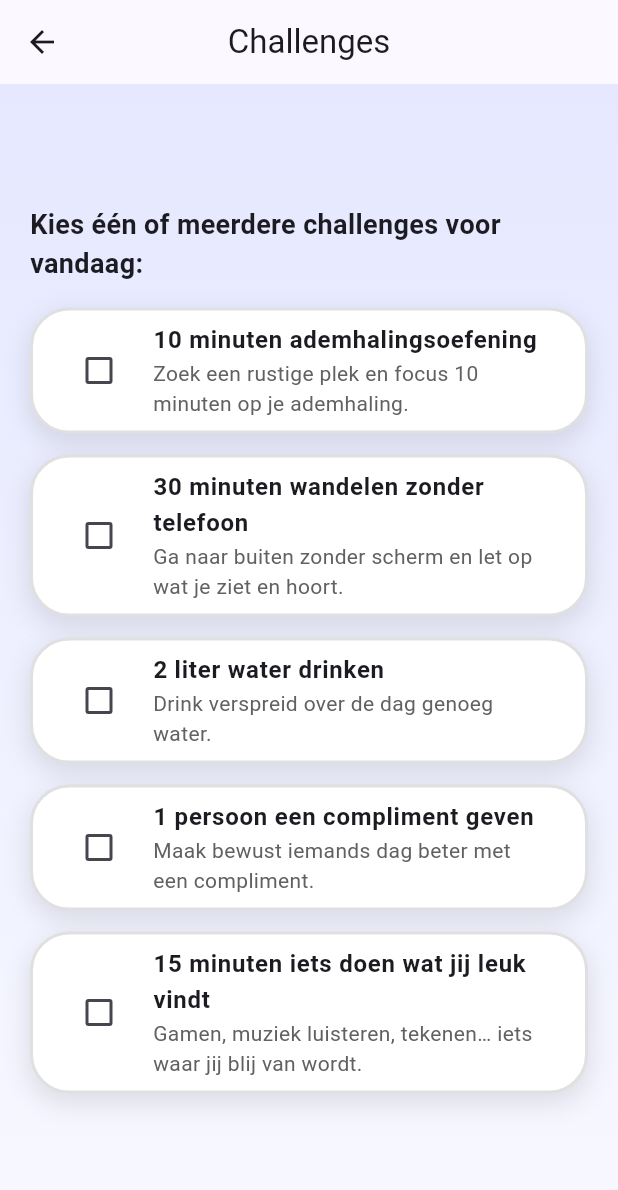
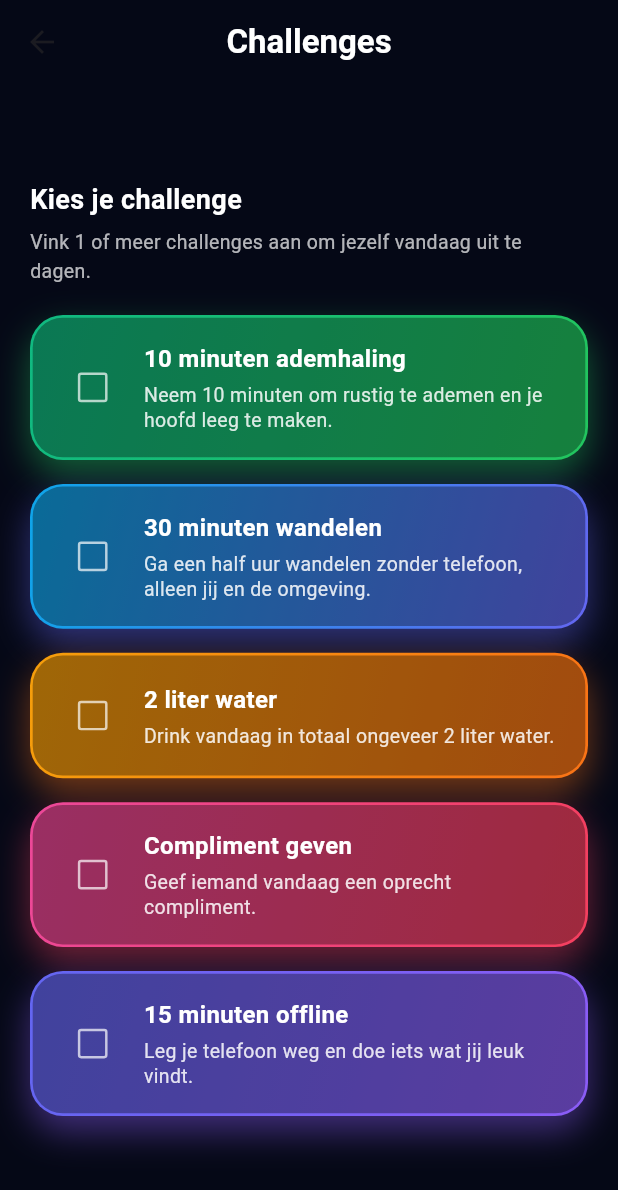
Before and after one commit to AnassAzdad/m10-fit-app, a Flutter app: the ChallengesScreen screen opened directly, on a phone screen of 412 x 824 dp. Shown: the top 1190 px of the screen. Run offline on Flutter 3.47's test engine with Material 3 defaults, Android fonts, the phone set to English and light mode, and no system bars.

Commit message:
(checkin)

```diff
--- a/ma_fit_app/lib/screens/challenges_screen.dart
+++ b/ma_fit_app/lib/screens/challenges_screen.dart
@@ -10,48 +10,50 @@ class ChallengesScreen extends StatefulWidget {
 class _ChallengesScreenState extends State<ChallengesScreen> {
   final List<_Challenge> _challenges = [
     _Challenge(
-      title: '10 minuten ademhalingsoefening',
-      description: 'Zoek een rustige plek en focus 10 minuten op je ademhaling.',
+      title: '10 minuten ademhaling',
+      description: 'Neem 10 minuten om rustig te ademen en je hoofd leeg te maken.',
+      gradient: const [Color(0xFF10B981), Color(0xFF22C55E)],
     ),
     _Challenge(
-      title: '30 minuten wandelen zonder telefoon',
-      description: 'Ga naar buiten zonder scherm en let op wat je ziet en hoort.',
+      title: '30 minuten wandelen',
+      description: 'Ga een half uur wandelen zonder telefoon, alleen jij en de omgeving.',
+      gradient: const [Color(0xFF0EA5E9), Color(0xFF6366F1)],
     ),
     _Challenge(
-      title: '2 liter water drinken',
-      description: 'Drink verspreid over de dag genoeg water.',
+      title: '2 liter water',
+      description: 'Drink vandaag in totaal ongeveer 2 liter water.',
+      gradient: const [Color(0xFFF59E0B), Color(0xFFF97316)],
     ),
     _Challenge(
-      title: '1 persoon een compliment geven',
-      description: 'Maak bewust iemands dag beter met een compliment.',
+      title: 'Compliment geven',
+      description: 'Geef iemand vandaag een oprecht compliment.',
+      gradient: const [Color(0xFFEC4899), Color(0xFFF43F5E)],
     ),
     _Challenge(
-      title: '15 minuten iets doen wat jij leuk vindt',
-      description: 'Gamen, muziek luisteren, tekenen… iets waar jij blij van wordt.',
+      title: '15 minuten offline',
+      description: 'Leg je telefoon weg en doe iets wat jij leuk vindt.',
+      gradient: const [Color(0xFF6366F1), Color(0xFF8B5CF6)],
     ),
   ];
 
   @override
   Widget build(BuildContext context) {
     return Scaffold(
+      backgroundColor: const Color(0xFF050816),
       appBar: AppBar(
-        title: const Text('Challenges'),
+        backgroundColor: const Color(0xFF050816),
+        elevation: 0,
+        title: const Text(
+          'Challenges',
+          style: TextStyle(
+            color: Colors.white,
+            fontSize: 22,
+            fontWeight: FontWeight.w700,
+          ),
+        ),
         centerTitle: true,
       ),
-      body: Container(
-        // Zelfde soort achtergrond als andere screens
-        decoration: const BoxDecoration(
-          gradient: LinearGradient(
-            colors: [
-              Color(0xFFE5E8FF),
-              Color(0xFFF7F8FF),
-            ],
-            begin: Alignment.topCenter,
-            end: Alignment.bottomCenter,
-          ),
-        ),
-        child: Center(
-          // Mobile-first: scrollbaar + padding + max breedte
+      body: Center(
         child: SingleChildScrollView(
           padding: const EdgeInsets.all(20),
           child: ConstrainedBox(
@@ -60,15 +62,26 @@ class _ChallengesScreenState extends State<ChallengesScreen> {
               crossAxisAlignment: CrossAxisAlignment.start,
               children: [
                 const Text(
-                    'Kies één of meerdere challenges voor vandaag:',
+                  'Kies je challenge',
                   style: TextStyle(
+                    color: Colors.white,
                     fontSize: 18,
-                      fontWeight: FontWeight.w700,
+                    fontWeight: FontWeight.w600,
                   ),
                 ),
-                  const SizedBox(height: 16),
-                  ..._challenges.map(
-                    (challenge) => _ChallengeCard(
+                const SizedBox(height: 6),
+                Text(
+                  'Vink 1 of meer challenges aan om jezelf vandaag uit te dagen.',
+                  style: TextStyle(
+                    color: Colors.white70,
+                    fontSize: 13,
+                  ),
+                ),
+                const SizedBox(height: 20),
+
+                // Lijst met neon challenge cards
+                for (final challenge in _challenges)
+                  _ChallengeCard(
                     challenge: challenge,
                     onChanged: (value) {
                       setState(() {
@@ -76,9 +89,7 @@ class _ChallengesScreenState extends State<ChallengesScreen> {
                       });
                     },
                   ),
-                  ),
               ],
-              ),
             ),
           ),
         ),
@@ -90,18 +101,18 @@ class _ChallengesScreenState extends State<ChallengesScreen> {
 class _Challenge {
   final String title;
   final String description;
+  final List<Color> gradient;
   bool completed;
 
   _Challenge({
     required this.title,
     required this.description,
+    required this.gradient,
     this.completed = false,
   });
 }
 
-/// Eén challenge-kaart in dezelfde stijl als je andere boxen,
-/// met een kleine animatie bij aan/uit vinken.
-class _ChallengeCard extends StatelessWidget {
+class _ChallengeCard extends StatefulWidget {
   final _Challenge challenge;
   final ValueChanged<bool> onChanged;
 
@@ -112,51 +123,94 @@ class _ChallengeCard extends StatelessWidget {
   });
 
   @override
+  State<_ChallengeCard> createState() => _ChallengeCardState();
+}
+
+class _ChallengeCardState extends State<_ChallengeCard> {
+  bool _pressed = false;
+
+  @override
   Widget build(BuildContext context) {
-    // AnimatedContainer zorgt voor smooth overgang bij completed true/false
-    return AnimatedContainer(
+    final c = widget.challenge;
+
+    return GestureDetector(
+      onTapDown: (_) => setState(() => _pressed = true),
+      onTapUp: (_) => setState(() => _pressed = false),
+      onTapCancel: () => setState(() => _pressed = false),
+      onTap: () => widget.onChanged(!c.completed),
+      child: AnimatedScale(
+        scale: _pressed ? 0.97 : 1.0,
+        duration: const Duration(milliseconds: 120),
+        child: AnimatedContainer(
           duration: const Duration(milliseconds: 200),
-      margin: const EdgeInsets.only(bottom: 14),
-      padding: const EdgeInsets.symmetric(horizontal: 8),
+          margin: const EdgeInsets.only(bottom: 16),
           decoration: BoxDecoration(
-        color: challenge.completed
-            ? const Color(0xFF4F46E5).withOpacity(0.06)
-            : Colors.white,
-        borderRadius: BorderRadius.circular(26),
-        border: Border.all(
-          color: Colors.grey.shade300,
-          width: 2,
+            borderRadius: BorderRadius.circular(22),
+            gradient: LinearGradient(
+              colors: c.gradient,
+              begin: Alignment.topLeft,
+              end: Alignment.bottomRight,
             ),
             boxShadow: [
               BoxShadow(
-            color: Colors.black.withOpacity(challenge.completed ? 0.14 : 0.1),
-            blurRadius: challenge.completed ? 18 : 14,
-            spreadRadius: 1,
-            offset: const Offset(0, 6),
+                color: c.gradient.last.withOpacity(0.45),
+                blurRadius: 20,
+                offset: const Offset(0, 10),
               ),
             ],
           ),
-      child: CheckboxListTile(
-        value: challenge.completed,
-        onChanged: (v) => onChanged(v ?? false),
+          child: Container(
+            margin: const EdgeInsets.all(1.8),
+            padding: const EdgeInsets.all(16),
+            decoration: BoxDecoration(
+              borderRadius: BorderRadius.circular(20),
+              color: Colors.black.withOpacity(0.35),
+            ),
+            child: Row(
+              children: [
+                // Checkbox in neon stijl
+                Transform.scale(
+                  scale: 1.1,
+                  child: Checkbox(
+                    value: c.completed,
+                    onChanged: (v) => widget.onChanged(v ?? false),
+                    activeColor: Colors.white,
+                    checkColor: Colors.black,
+                    side: const BorderSide(color: Colors.white70, width: 1.5),
+                  ),
+                ),
+                const SizedBox(width: 10),
 
-        controlAffinity: ListTileControlAffinity.leading,
-        activeColor: const Color(0xFF4F46E5),
-        title: Text(
-          challenge.title,
+                // Titel + beschrijving
+                Expanded(
+                  child: Column(
+                    crossAxisAlignment: CrossAxisAlignment.start,
+                    children: [
+                      Text(
+                        c.title,
                         style: TextStyle(
+                          color: Colors.white,
                           fontSize: 16,
-            fontWeight: FontWeight.w600,
-            decoration: challenge.completed
+                          fontWeight: FontWeight.w700,
+                          decoration: c.completed
                               ? TextDecoration.lineThrough
                               : TextDecoration.none,
                         ),
                       ),
-        subtitle: Text(
-          challenge.description,
+                      const SizedBox(height: 4),
+                      Text(
+                        c.description,
                         style: TextStyle(
-            fontSize: 14,
-            color: Colors.grey.shade700,
+                          color: Colors.white.withOpacity(0.85),
+                          fontSize: 13,
+                          height: 1.3,
+                        ),
+                      ),
+                    ],
+                  ),
+                ),
+              ],
+            ),
           ),
         ),
       ),
```
Lines whose indentation alone changed are shown as unchanged.
